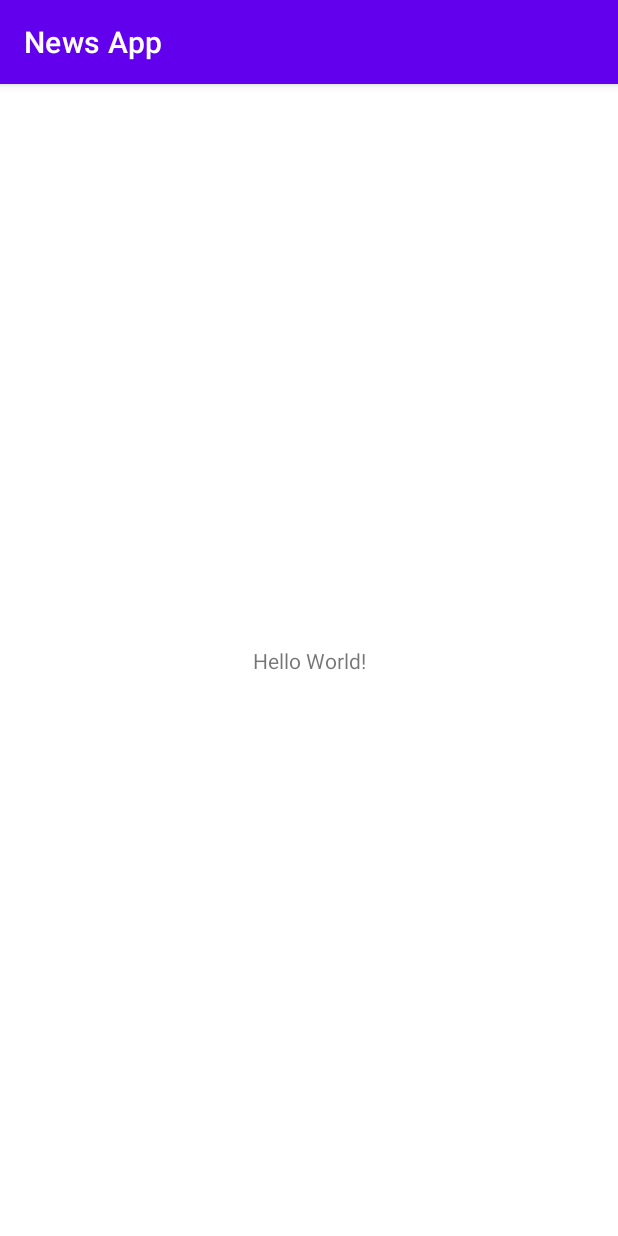
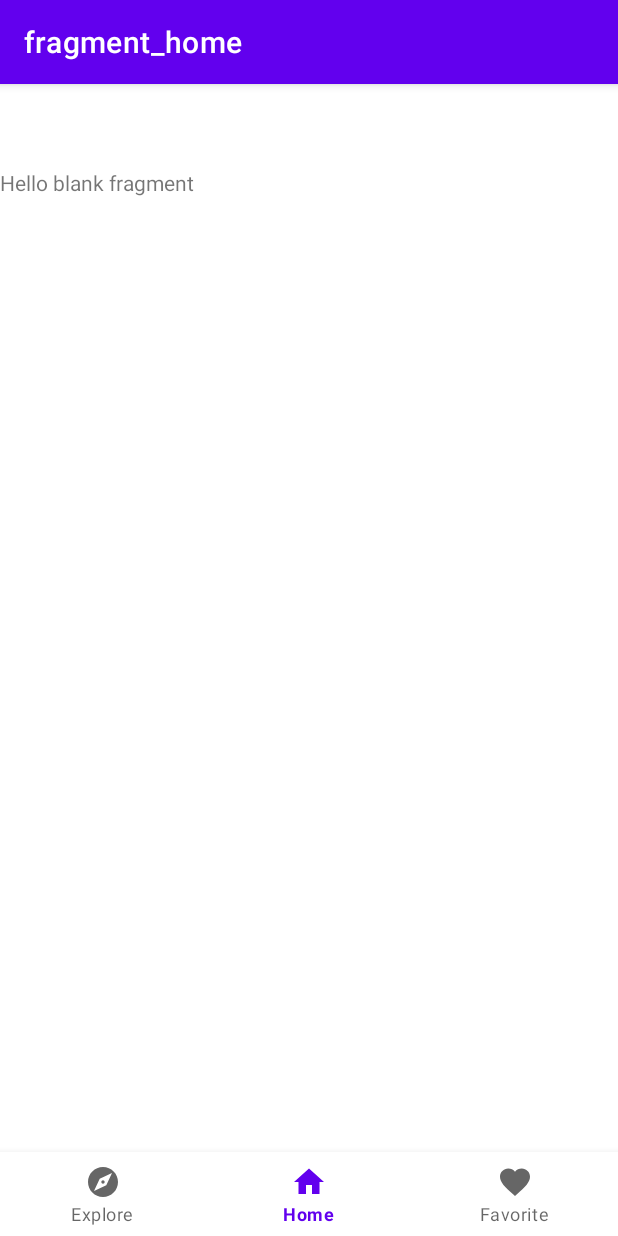
Before and after one commit to el-thobhy/News-App, an Android app: the screen it shows after launch (HomeActivity before the commit, MainActivity after it), on a phone screen of 412 x 824 dp. Run offline under Robolectric (Android 15) with nearby library versions, the phone set to English and light mode, and no system bars; our stand-ins replace navigation-ui.

Commit message:
Set Up Bottom Navigation View

```diff
--- a/app/build.gradle
+++ b/app/build.gradle
@@ -37,6 +37,9 @@ dependencies {
     implementation 'androidx.appcompat:appcompat:1.4.1'
     implementation 'com.google.android.material:material:1.5.0'
     implementation 'androidx.constraintlayout:constraintlayout:2.1.3'
+    implementation 'androidx.legacy:legacy-support-v4:1.0.0'
+    implementation 'androidx.navigation:navigation-fragment-ktx:2.5.0'
+    implementation 'androidx.navigation:navigation-ui-ktx:2.5.0'
     testImplementation 'junit:junit:4.13.2'
     androidTestImplementation 'androidx.test.ext:junit:1.1.3'
     androidTestImplementation 'androidx.test.espresso:espresso-core:3.4.0'
--- a/app/src/main/AndroidManifest.xml
+++ b/app/src/main/AndroidManifest.xml
@@ -10,7 +10,10 @@
         android:supportsRtl="true"
         android:theme="@style/Theme.NewsApp">
         <activity
-            android:name=".HomeActivity"
+            android:name=".ui.home.HomeActivity"
+            android:exported="false" />
+        <activity
+            android:name=".ui.MainActivity"
             android:exported="true">
             <intent-filter>
                 <action android:name="android.intent.action.MAIN" />
--- a/app/src/main/java/com/elthobhy/newsapp/HomeActivity.kt
+++ /dev/null
@@ -1,11 +0,0 @@
-package com.elthobhy.newsapp
-
-import androidx.appcompat.app.AppCompatActivity
-import android.os.Bundle
-
-class HomeActivity : AppCompatActivity() {
-    override fun onCreate(savedInstanceState: Bundle?) {
-        super.onCreate(savedInstanceState)
-        setContentView(R.layout.activity_home)
-    }
-}
--- /dev/null
+++ b/app/src/main/java/com/elthobhy/newsapp/ui/MainActivity.kt
@@ -0,0 +1,26 @@
+package com.elthobhy.newsapp.ui
+
+import androidx.appcompat.app.AppCompatActivity
+import android.os.Bundle
+import androidx.navigation.findNavController
+import androidx.navigation.ui.AppBarConfiguration
+import androidx.navigation.ui.setupActionBarWithNavController
+import androidx.navigation.ui.setupWithNavController
+import com.elthobhy.newsapp.R
+import com.google.android.material.bottomnavigation.BottomNavigationItemView
+import com.google.android.material.bottomnavigation.BottomNavigationView
+
+class MainActivity : AppCompatActivity() {
+
+    override fun onCreate(savedInstanceState: Bundle?) {
+        super.onCreate(savedInstanceState)
+        setContentView(R.layout.activity_main)
+        val navView : BottomNavigationView = findViewById(R.id.nav_view)
+        val navController = findNavController(R.id.nav_host_fragment)
+        val appBarConfiguration = AppBarConfiguration(setOf(
+            R.id.exploreFragment, R.id.homeFragment, R.id.favoriteFragment
+        ))
+        setupActionBarWithNavController(navController,appBarConfiguration)
+        navView.setupWithNavController(navController)
+    }
+}
--- /dev/null
+++ b/app/src/main/java/com/elthobhy/newsapp/ui/explore/ExploreFragment.kt
@@ -0,0 +1,19 @@
+package com.elthobhy.newsapp.ui.explore
+
+import android.os.Bundle
+import androidx.fragment.app.Fragment
+import android.view.LayoutInflater
+import android.view.View
+import android.view.ViewGroup
+import com.elthobhy.newsapp.R
+
+class ExploreFragment : Fragment() {
+
+    override fun onCreateView(
+        inflater: LayoutInflater, container: ViewGroup?,
+        savedInstanceState: Bundle?
+    ): View? {
+        // Inflate the layout for this fragment
+        return inflater.inflate(R.layout.fragment_explore, container, false)
+    }
+}
--- /dev/null
+++ b/app/src/main/java/com/elthobhy/newsapp/ui/favorite/FavoriteFragment.kt
@@ -0,0 +1,19 @@
+package com.elthobhy.newsapp.ui.favorite
+
+import android.os.Bundle
+import androidx.fragment.app.Fragment
+import android.view.LayoutInflater
+import android.view.View
+import android.view.ViewGroup
+import com.elthobhy.newsapp.R
+
+class FavoriteFragment : Fragment() {
+
+    override fun onCreateView(
+        inflater: LayoutInflater, container: ViewGroup?,
+        savedInstanceState: Bundle?
+    ): View? {
+        // Inflate the layout for this fragment
+        return inflater.inflate(R.layout.fragment_favorite, container, false)
+    }
+}
--- /dev/null
+++ b/app/src/main/java/com/elthobhy/newsapp/ui/home/HomeFragment.kt
@@ -0,0 +1,19 @@
+package com.elthobhy.newsapp.ui.home
+
+import android.os.Bundle
+import androidx.fragment.app.Fragment
+import android.view.LayoutInflater
+import android.view.View
+import android.view.ViewGroup
+import com.elthobhy.newsapp.R
+
+class HomeFragment : Fragment() {
+
+    override fun onCreateView(
+        inflater: LayoutInflater, container: ViewGroup?,
+        savedInstanceState: Bundle?
+    ): View? {
+        // Inflate the layout for this fragment
+        return inflater.inflate(R.layout.fragment_home, container, false)
+    }
+}
--- /dev/null
+++ b/app/src/main/res/drawable/ic_baseline_explore_24.xml
@@ -0,0 +1,10 @@
+<vector xmlns:android="http://schemas.android.com/apk/res/android"
+    android:width="24dp"
+    android:height="24dp"
+    android:viewportWidth="24"
+    android:viewportHeight="24"
+    android:tint="?attr/colorControlNormal">
+  <path
+      android:fillColor="@android:color/white"
+      android:pathData="M12,10.9c-0.61,0 -1.1,0.49 -1.1,1.1s0.49,1.1 1.1,1.1c0.61,0 1.1,-0.49 1.1,-1.1s-0.49,-1.1 -1.1,-1.1zM12,2C6.48,2 2,6.48 2,12s4.48,10 10,10 10,-4.48 10,-10S17.52,2 12,2zM14.19,14.19L6,18l3.81,-8.19L18,6l-3.81,8.19z"/>
+</vector>
--- /dev/null
+++ b/app/src/main/res/drawable/ic_baseline_favorite_24.xml
@@ -0,0 +1,10 @@
+<vector xmlns:android="http://schemas.android.com/apk/res/android"
+    android:width="24dp"
+    android:height="24dp"
+    android:viewportWidth="24"
+    android:viewportHeight="24"
+    android:tint="?attr/colorControlNormal">
+  <path
+      android:fillColor="@android:color/white"
+      android:pathData="M12,21.35l-1.45,-1.32C5.4,15.36 2,12.28 2,8.5 2,5.42 4.42,3 7.5,3c1.74,0 3.41,0.81 4.5,2.09C13.09,3.81 14.76,3 16.5,3 19.58,3 22,5.42 22,8.5c0,3.78 -3.4,6.86 -8.55,11.54L12,21.35z"/>
+</vector>
--- /dev/null
+++ b/app/src/main/res/drawable/ic_baseline_home_24.xml
@@ -0,0 +1,10 @@
+<vector xmlns:android="http://schemas.android.com/apk/res/android"
+    android:width="24dp"
+    android:height="24dp"
+    android:viewportWidth="24"
+    android:viewportHeight="24"
+    android:tint="?attr/colorControlNormal">
+  <path
+      android:fillColor="@android:color/white"
+      android:pathData="M10,20v-6h4v6h5v-8h3L12,3 2,12h3v8z"/>
+</vector>
--- a/app/src/main/res/layout/activity_home.xml
+++ /dev/null
@@ -1,18 +0,0 @@
-<?xml version="1.0" encoding="utf-8"?>
-<androidx.constraintlayout.widget.ConstraintLayout xmlns:android="http://schemas.android.com/apk/res/android"
-    xmlns:app="http://schemas.android.com/apk/res-auto"
-    xmlns:tools="http://schemas.android.com/tools"
-    android:layout_width="match_parent"
-    android:layout_height="match_parent"
-    tools:context=".HomeActivity">
-
-    <TextView
-        android:layout_width="wrap_content"
-        android:layout_height="wrap_content"
-        android:text="Hello World!"
-        app:layout_constraintBottom_toBottomOf="parent"
-        app:layout_constraintLeft_toLeftOf="parent"
-        app:layout_constraintRight_toRightOf="parent"
-        app:layout_constraintTop_toTopOf="parent" />
-
-</androidx.constraintlayout.widget.ConstraintLayout>
--- /dev/null
+++ b/app/src/main/res/layout/activity_main.xml
@@ -0,0 +1,33 @@
+<?xml version="1.0" encoding="utf-8"?>
+<androidx.constraintlayout.widget.ConstraintLayout xmlns:android="http://schemas.android.com/apk/res/android"
+    xmlns:app="http://schemas.android.com/apk/res-auto"
+    android:id="@+id/container"
+    android:layout_width="match_parent"
+    android:layout_height="match_parent"
+    android:paddingTop="?attr/actionBarSize">
+
+    <com.google.android.material.bottomnavigation.BottomNavigationView
+        android:id="@+id/nav_view"
+        android:layout_width="0dp"
+        android:layout_height="wrap_content"
+        android:layout_marginStart="0dp"
+        android:layout_marginEnd="0dp"
+        android:background="?android:attr/windowBackground"
+        app:layout_constraintBottom_toBottomOf="parent"
+        app:layout_constraintLeft_toLeftOf="parent"
+        app:layout_constraintRight_toRightOf="parent"
+        app:menu="@menu/bottom_nav_menu"/>
+
+    <fragment
+        android:id="@+id/nav_host_fragment"
+        android:layout_width="match_parent"
+        android:layout_height="match_parent"
+        android:name="androidx.navigation.fragment.NavHostFragment"
+        app:defaultNavHost="true"
+        app:layout_constraintBottom_toTopOf="@id/nav_view"
+        app:layout_constraintRight_toRightOf="parent"
+        app:layout_constraintLeft_toLeftOf="parent"
+        app:layout_constraintTop_toTopOf="parent"
+        app:navGraph="@navigation/bottom_navigation"/>
+
+</androidx.constraintlayout.widget.ConstraintLayout>
--- /dev/null
+++ b/app/src/main/res/layout/fragment_explore.xml
@@ -0,0 +1,14 @@
+<?xml version="1.0" encoding="utf-8"?>
+<FrameLayout xmlns:android="http://schemas.android.com/apk/res/android"
+    xmlns:tools="http://schemas.android.com/tools"
+    android:layout_width="match_parent"
+    android:layout_height="match_parent"
+    tools:context=".ui.explore.ExploreFragment">
+
+    <!-- TODO: Update blank fragment layout -->
+    <TextView
+        android:layout_width="match_parent"
+        android:layout_height="match_parent"
+        android:text="@string/hello_blank_fragment" />
+
+</FrameLayout>
--- /dev/null
+++ b/app/src/main/res/layout/fragment_favorite.xml
@@ -0,0 +1,14 @@
+<?xml version="1.0" encoding="utf-8"?>
+<FrameLayout xmlns:android="http://schemas.android.com/apk/res/android"
+    xmlns:tools="http://schemas.android.com/tools"
+    android:layout_width="match_parent"
+    android:layout_height="match_parent"
+    tools:context=".ui.favorite.FavoriteFragment">
+
+    <!-- TODO: Update blank fragment layout -->
+    <TextView
+        android:layout_width="match_parent"
+        android:layout_height="match_parent"
+        android:text="@string/hello_blank_fragment" />
+
+</FrameLayout>
--- /dev/null
+++ b/app/src/main/res/layout/fragment_home.xml
@@ -0,0 +1,14 @@
+<?xml version="1.0" encoding="utf-8"?>
+<FrameLayout xmlns:android="http://schemas.android.com/apk/res/android"
+    xmlns:tools="http://schemas.android.com/tools"
+    android:layout_width="match_parent"
+    android:layout_height="match_parent"
+    tools:context=".ui.home.HomeFragment">
+
+    <!-- TODO: Update blank fragment layout -->
+    <TextView
+        android:layout_width="match_parent"
+        android:layout_height="match_parent"
+        android:text="@string/hello_blank_fragment" />
+
+</FrameLayout>
--- /dev/null
+++ b/app/src/main/res/menu/bottom_nav_menu.xml
@@ -0,0 +1,15 @@
+<?xml version="1.0" encoding="utf-8"?>
+<menu xmlns:android="http://schemas.android.com/apk/res/android">
+    <item
+        android:id="@+id/exploreFragment"
+        android:icon="@drawable/ic_baseline_explore_24"
+        android:title="@string/explore"/>
+    <item
+        android:id="@+id/homeFragment"
+        android:icon="@drawable/ic_baseline_home_24"
+        android:title="@string/home"/>
+    <item
+        android:id="@+id/favoriteFragment"
+        android:icon="@drawable/ic_baseline_favorite_24"
+        android:title="@string/favorite"/>
+</menu>
--- /dev/null
+++ b/app/src/main/res/navigation/bottom_navigation.xml
@@ -0,0 +1,23 @@
+<?xml version="1.0" encoding="utf-8"?>
+<navigation xmlns:android="http://schemas.android.com/apk/res/android"
+    xmlns:app="http://schemas.android.com/apk/res-auto"
+    xmlns:tools="http://schemas.android.com/tools"
+    android:id="@+id/bottom_navigation"
+    app:startDestination="@id/homeFragment">
+
+    <fragment
+        android:id="@+id/exploreFragment"
+        android:name="com.elthobhy.newsapp.ui.explore.ExploreFragment"
+        android:label="fragment_explore"
+        tools:layout="@layout/fragment_explore" />
+    <fragment
+        android:id="@+id/homeFragment"
+        android:name="com.elthobhy.newsapp.ui.home.HomeFragment"
+        android:label="fragment_home"
+        tools:layout="@layout/fragment_home" />
+    <fragment
+        android:id="@+id/favoriteFragment"
+        android:name="com.elthobhy.newsapp.ui.favorite.FavoriteFragment"
+        android:label="fragment_favorite"
+        tools:layout="@layout/fragment_favorite" />
+</navigation>
--- a/app/src/main/res/values/strings.xml
+++ b/app/src/main/res/values/strings.xml
@@ -1,3 +1,8 @@
 <resources>
     <string name="app_name">News App</string>
+    <!-- TODO: Remove or change this placeholder text -->
+    <string name="hello_blank_fragment">Hello blank fragment</string>
+    <string name="home">Home</string>
+    <string name="favorite">Favorite</string>
+    <string name="explore">Explore</string>
 </resources>
```
